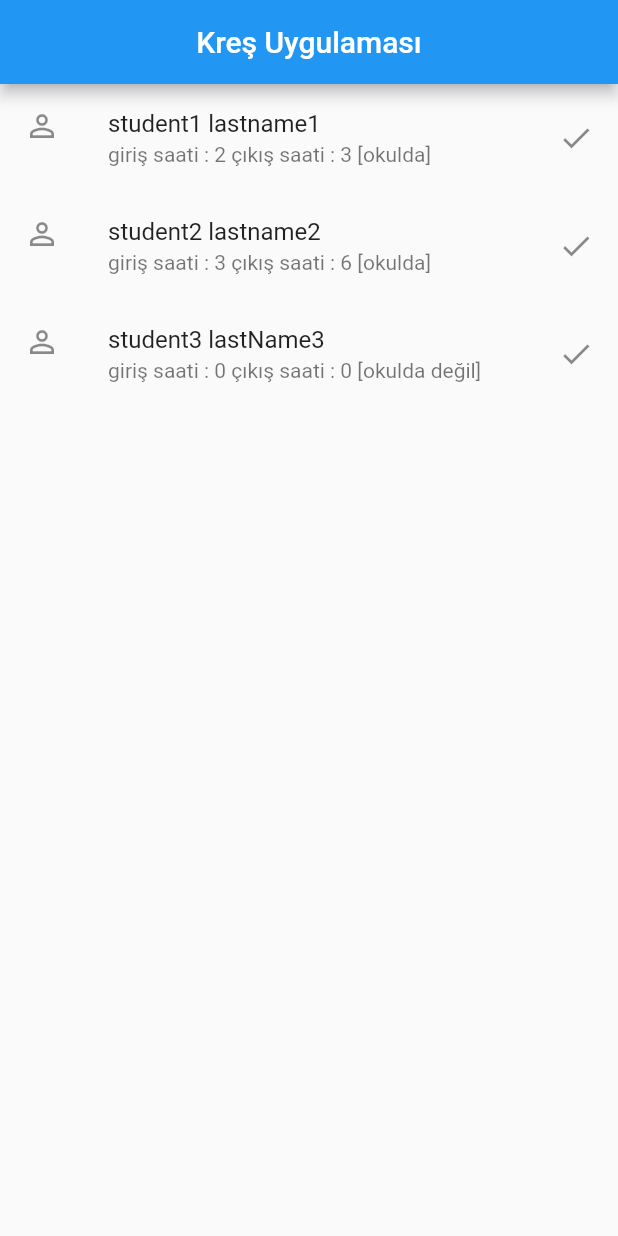
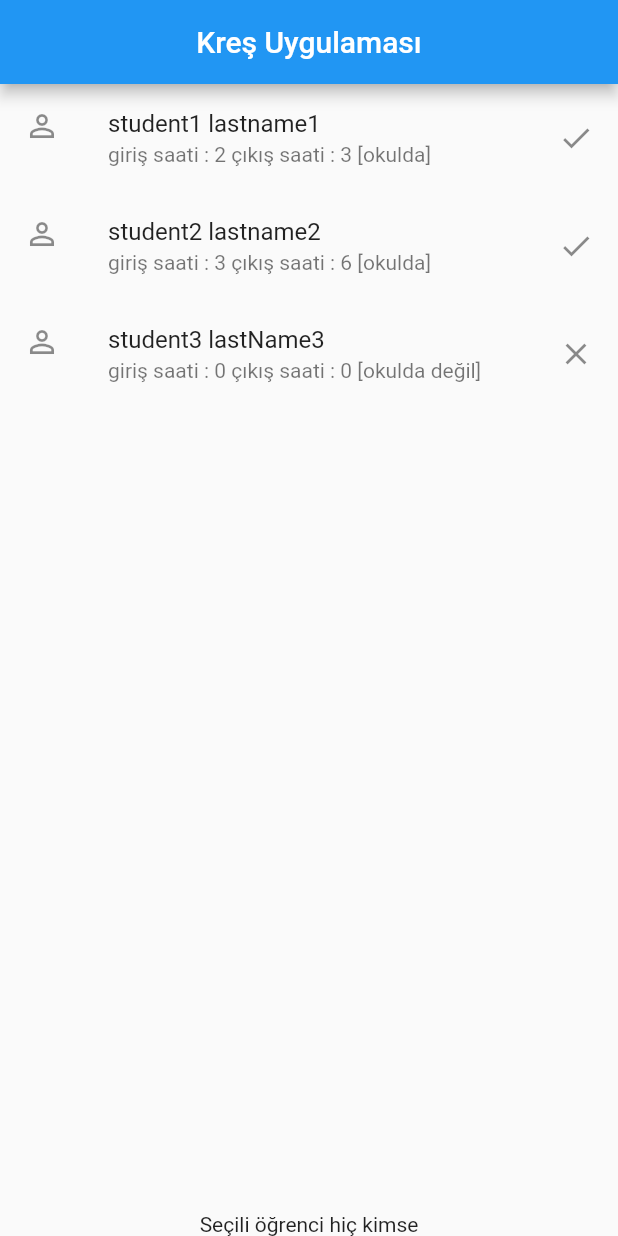
Before and after one commit to BeEkremSivrikaya/nursery_app, a Flutter app: the screen it shows after launch, on a phone screen of 412 x 824 dp. Run offline on Flutter 3.47's test engine with Material 2 defaults, Android fonts, the phone set to English and light mode, and no system bars.

Commit message:
state management öncesi son commit.

```diff
--- a/lib/main.dart
+++ b/lib/main.dart
@@ -19,8 +19,9 @@ class HomeScreen extends StatelessWidget {
   List<Student> students = [
     Student.withId(1, "student1", "lastname1", 2, 3),
     Student.withId(2, "student2", "lastname2", 3, 6),
-    Student.withId(3, "student3", "lastName3", 0, 0)
+    Student.withId(3, "student3", "lastName3", 0, 0),
   ];
+  Student selectedStudent = Student.withId(0, "hiç kimse", "", 0, 0);
   @override
   Widget build(BuildContext context) {
     return Scaffold(
@@ -48,11 +49,26 @@ class HomeScreen extends StatelessWidget {
                       students[index].outputs.toString() +
                       " [${students[index].getStatus}]"),
                   leading: Icon(Icons.person_outline),
-                  trailing: Icon(Icons.done),
+                  trailing: buildStatusIcon(students[index].status),
+                  onTap: () {
+                    this.selectedStudent = students[index];
+                  },
+                  onLongPress: () {
+                    print("uzun basıldı");
+                  },
                 );
               }),
-        )
+        ),
+        Text("Seçili öğrenci " + this.selectedStudent.firstName)
       ],
     );
   }
+
+  buildStatusIcon(String status) {
+    if (status == "okulda") {
+      return Icon(Icons.done);
+    } else if (status == "okulda değil") {
+      return Icon(Icons.clear);
+    }
+  }
 }
```
